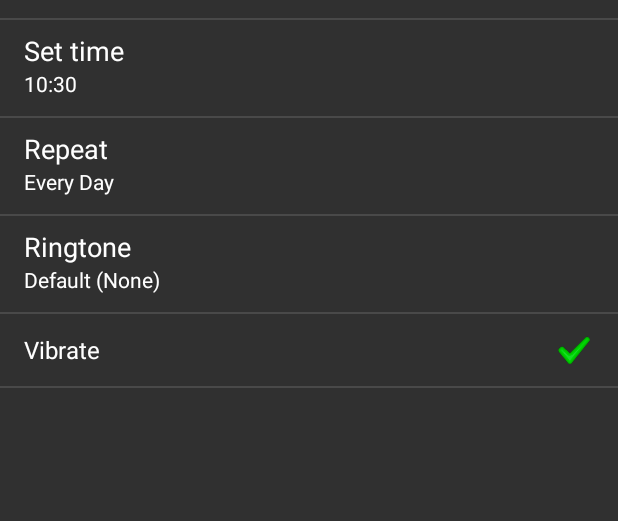
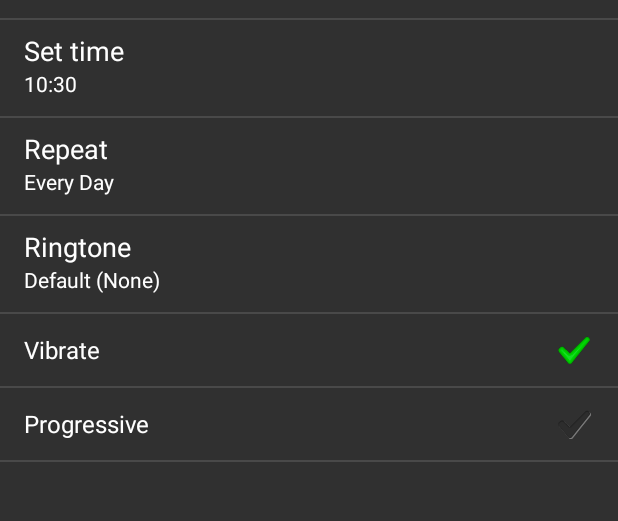
Before and after one commit to goistjt/IntellAlarm, an Android app: the screen it shows after launch (AlarmPreferencesActivity), in the options menu, after a tap on "New", on a phone screen of 412 x 824 dp, the part 236-757 px from its top. Run offline under Robolectric (Android 15) with nearby library versions, the light colour scheme and no system bars.

Commit message:
added option to set alarm as progressive to alarm preferences storing this value in the alarm database as well

```diff
--- a/app/src/main/java/com/jrproject/brown_goist/intellalarm/Alarm.java
+++ b/app/src/main/java/com/jrproject/brown_goist/intellalarm/Alarm.java
@@ -56,6 +56,7 @@
     private String alarmTonePath = RingtoneManager.getDefaultUri(RingtoneManager.TYPE_ALARM).toString();
     private Boolean vibrate = true;
     private String alarmName = "Alarm Clock";
+    private Boolean progressive = false;
 
     public Alarm() {
     }
@@ -181,6 +182,20 @@
     }
 
     /**
+     * @return the progressive
+     */
+    public Boolean getProgressive() {
+        return progressive;
+    }
+
+    /**
+     * @param progressive the progressive to set
+     */
+    public void setProgressive(Boolean progressive) {
+        this.progressive = progressive;
+    }
+
+    /**
      * @return the vibrate
      */
     public Boolean getVibrate() {
--- a/app/src/main/java/com/jrproject/brown_goist/intellalarm/database/AlarmDatabase.java
+++ b/app/src/main/java/com/jrproject/brown_goist/intellalarm/database/AlarmDatabase.java
@@ -40,6 +40,7 @@
     public static final String COLUMN_ALARM_TONE = "alarm_tone";
     public static final String COLUMN_ALARM_VIBRATE = "alarm_vibrate";
     public static final String COLUMN_ALARM_NAME = "alarm_name";
+    public static final String COLUMN_ALARM_PROGRESSIVE = "alarm_progressive";
 
     public static void init(Context context) {
         if (instance == null) {
@@ -83,6 +84,7 @@
         cv.put(COLUMN_ALARM_TONE, alarm.getAlarmTonePath());
         cv.put(COLUMN_ALARM_VIBRATE, alarm.getVibrate());
         cv.put(COLUMN_ALARM_NAME, alarm.getAlarmName());
+        cv.put(COLUMN_ALARM_PROGRESSIVE, alarm.getProgressive());
 
         return getDatabase().insert(ALARM_TABLE, null, cv);
     }
@@ -108,6 +110,7 @@
         cv.put(COLUMN_ALARM_TONE, alarm.getAlarmTonePath());
         cv.put(COLUMN_ALARM_VIBRATE, alarm.getVibrate());
         cv.put(COLUMN_ALARM_NAME, alarm.getAlarmName());
+        cv.put(COLUMN_ALARM_PROGRESSIVE, alarm.getProgressive());
 
         return getDatabase().update(ALARM_TABLE, cv, "_id=" + alarm.getId(), null);
     }
@@ -133,7 +136,8 @@
                 COLUMN_ALARM_DAYS,
                 COLUMN_ALARM_TONE,
                 COLUMN_ALARM_VIBRATE,
-                COLUMN_ALARM_NAME
+                COLUMN_ALARM_NAME,
+                COLUMN_ALARM_PROGRESSIVE
         };
         Cursor c = getDatabase().query(ALARM_TABLE, columns, COLUMN_ALARM_ID + "=" + id, null, null, null,
                 null);
@@ -162,6 +166,7 @@
             alarm.setAlarmTonePath(c.getString(6));
             alarm.setVibrate(c.getInt(7) == 1);
             alarm.setAlarmName(c.getString(8));
+            alarm.setProgressive(c.getInt(9) == 1);
         }
         c.close();
         return alarm;
@@ -176,7 +181,8 @@
                 COLUMN_ALARM_DAYS,
                 COLUMN_ALARM_TONE,
                 COLUMN_ALARM_VIBRATE,
-                COLUMN_ALARM_NAME
+                COLUMN_ALARM_NAME,
+                COLUMN_ALARM_PROGRESSIVE
         };
         return getDatabase().query(ALARM_TABLE, columns, null, null, null, null,
                 null);
@@ -196,7 +202,8 @@
                 + COLUMN_ALARM_DAYS + " BLOB NOT NULL, "
                 + COLUMN_ALARM_TONE + " TEXT NOT NULL, "
                 + COLUMN_ALARM_VIBRATE + " INTEGER NOT NULL, "
-                + COLUMN_ALARM_NAME + " TEXT NOT NULL)");
+                + COLUMN_ALARM_NAME + " TEXT NOT NULL, "
+                + COLUMN_ALARM_PROGRESSIVE + " INTEGER NOT NULL)");
     }
 
     @Override
@@ -235,6 +242,7 @@
                 alarm.setAlarmTonePath(cursor.getString(cursor.getColumnIndex(COLUMN_ALARM_TONE)));
                 alarm.setVibrate(cursor.getInt(cursor.getColumnIndexOrThrow(COLUMN_ALARM_VIBRATE)) == 1);
                 alarm.setAlarmName(cursor.getString(cursor.getColumnIndexOrThrow(COLUMN_ALARM_NAME)));
+                alarm.setProgressive(cursor.getInt(cursor.getColumnIndexOrThrow(COLUMN_ALARM_PROGRESSIVE)) == 1);
 
                 alarms.add(alarm);
 
--- a/app/src/main/java/com/jrproject/brown_goist/intellalarm/preferences/AlarmPreference.java
+++ b/app/src/main/java/com/jrproject/brown_goist/intellalarm/preferences/AlarmPreference.java
@@ -8,7 +8,8 @@
 		ALARM_TIME,
 		ALARM_REPEAT,
 		ALARM_TONE,
-		ALARM_VIBRATE
+		ALARM_VIBRATE,
+		ALARM_PROGRESSIVE
 	}
 
 	public enum Type{
--- a/app/src/main/java/com/jrproject/brown_goist/intellalarm/preferences/AlarmPreferenceListAdapter.java
+++ b/app/src/main/java/com/jrproject/brown_goist/intellalarm/preferences/AlarmPreferenceListAdapter.java
@@ -131,6 +131,9 @@
                 case ALARM_REPEAT:
                     alarm.setDays((Alarm.Day[]) preference.getValue());
                     break;
+                case ALARM_PROGRESSIVE:
+                    alarm.setProgressive((Boolean) preference.getValue());
+                    break;
             }
         }
         return alarm;
@@ -159,6 +162,7 @@
         }
 
         preferences.add(new AlarmPreference(AlarmPreference.Key.ALARM_VIBRATE, "Vibrate", null, null, alarm.getVibrate(), Type.BOOLEAN));
+        preferences.add(new AlarmPreference(AlarmPreference.Key.ALARM_PROGRESSIVE, "Progressive", null, null, alarm.getProgressive(), Type.BOOLEAN));
     }
 
 
--- a/app/src/main/java/com/jrproject/brown_goist/intellalarm/preferences/AlarmPreferencesActivity.java
+++ b/app/src/main/java/com/jrproject/brown_goist/intellalarm/preferences/AlarmPreferencesActivity.java
@@ -84,6 +84,9 @@
                                     Vibrator vibrator = (Vibrator) getSystemService(VIBRATOR_SERVICE);
                                     vibrator.vibrate(1000);
                                 }
+                                break;
+                            case ALARM_PROGRESSIVE:
+                                alarm.setProgressive(checked);
                                 break;
                         }
                         alarmPreference.setValue(checked);
```
